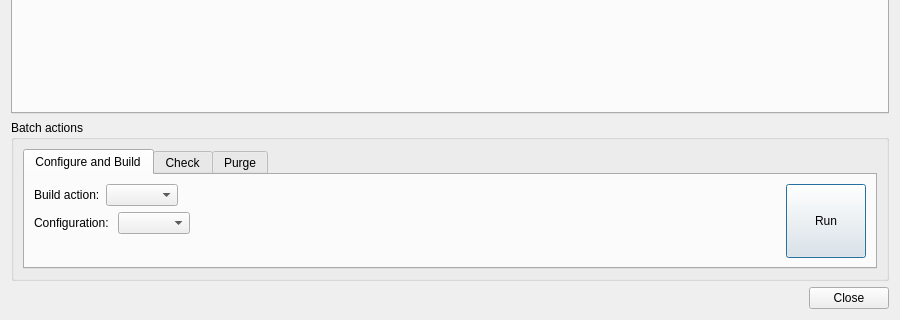
This is src/openfluid/ui/waresdev/WorkspaceDevDashboardDialog.ui in OpenFLUID/openfluid as Qt 5 draws it before an edit; both pictures show x 0 to 900 and y 380 to 700 of the 900 by 700 pixel window. The edited form follows.
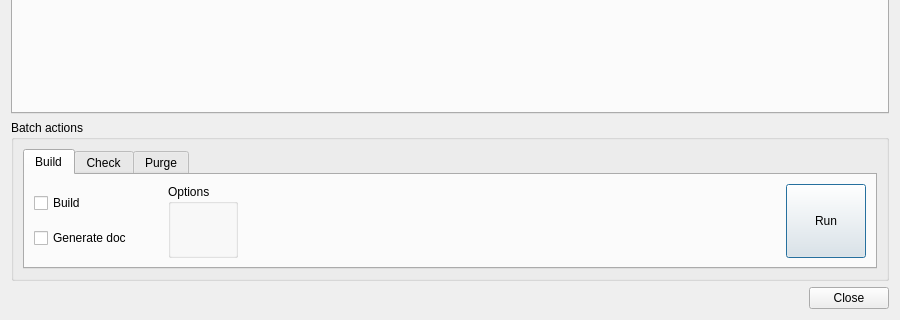
This is the edited form. Custom widgets are drawn as their Qt base class.

Commit message:
Introduction of sim2doc access in waresdev UI and applications
* Improved sim2doc usage
* Adapted UI for sim2doc : buttons, menus, icons, dialogs,
  development dashboard
* Added CMake options to control sim2doc availability
* Modified waresdev templates for CMake
* Cleaned code

(closes OpenFLUID/openfluid#772)

Patch:
```diff
--- a/src/openfluid/ui/waresdev/WorkspaceDevDashboardDialog.ui
+++ b/src/openfluid/ui/waresdev/WorkspaceDevDashboardDialog.ui
@@ -64,82 +64,70 @@
         </property>
         <widget class="QWidget" name="tab_4">
          <attribute name="title">
-          <string>Configure and Build</string>
+          <string>Build</string>
          </attribute>
          <layout class="QHBoxLayout" name="horizontalLayout_6">
           <item>
            <layout class="QVBoxLayout" name="verticalLayout_6">
             <item>
-             <layout class="QHBoxLayout" name="horizontalLayout_2">
-              <item>
-               <widget class="QLabel" name="label_2">
+             <widget class="QCheckBox" name="BuildCheckBox">
                 <property name="text">
-                 <string>Build action:</string>
+               <string>Build</string>
                 </property>
                </widget>
               </item>
               <item>
-               <widget class="QComboBox" name="BuildComboBox"/>
-              </item>
-              <item>
-               <spacer name="horizontalSpacer">
-                <property name="orientation">
-                 <enum>Qt::Horizontal</enum>
-                </property>
-                <property name="sizeHint" stdset="0">
-                 <size>
-                  <width>40</width>
-                  <height>20</height>
-                 </size>
-                </property>
-               </spacer>
-              </item>
-             </layout>
-            </item>
-            <item>
-             <layout class="QHBoxLayout" name="horizontalLayout_4">
-              <item>
-               <widget class="QLabel" name="label">
-                <property name="text">
-                 <string>Configuration: </string>
-                </property>
-               </widget>
-              </item>
-              <item>
-               <widget class="QComboBox" name="ConfigComboBox"/>
+             <widget class="QCheckBox" name="DocCheckBox">
+              <property name="text">
+               <string>Generate doc</string>
+              </property>
+             </widget>
+            </item>
+           </layout>
               </item>
               <item>
                <spacer name="horizontalSpacer_2">
                 <property name="orientation">
                  <enum>Qt::Horizontal</enum>
                 </property>
+            <property name="sizeType">
+             <enum>QSizePolicy::Fixed</enum>
+            </property>
                 <property name="sizeHint" stdset="0">
                  <size>
-                  <width>40</width>
+              <width>30</width>
                   <height>20</height>
                  </size>
                 </property>
                </spacer>
               </item>
-             </layout>
+          <item>
+           <widget class="QGroupBox" name="groupBox">
+            <property name="title">
+             <string>Options</string>
+            </property>
+            <layout class="QVBoxLayout" name="verticalLayout_9">
+             <item>
+              <widget class="openfluid::ui::waresdev::WareBuildOptionsWidget" name="BuildOptionsWidget" native="true"/>
+             </item>
+            </layout>
+           </widget>
             </item>
             <item>
-             <spacer name="verticalSpacer">
+           <spacer name="horizontalSpacer">
               <property name="orientation">
-               <enum>Qt::Vertical</enum>
+             <enum>Qt::Horizontal</enum>
               </property>
               <property name="sizeHint" stdset="0">
                <size>
-                <width>20</width>
-                <height>0</height>
+              <width>40</width>
+              <height>20</height>
                </size>
               </property>
              </spacer>
             </item>
-           </layout>
-          </item>
           <item>
-           <widget class="QPushButton" name="ConfigureBuildRunButton">
+           <widget class="QPushButton" name="BuildDocRunButton">
             <property name="sizePolicy">
              <sizepolicy hsizetype="Minimum" vsizetype="Minimum">
               <horstretch>0</horstretch>
@@ -350,6 +338,12 @@
    <header location="global">openfluid/ui/waresdev/WorkspaceDevWaresWidget.hpp</header>
    <container>1</container>
   </customwidget>
+  <customwidget>
+   <class>openfluid::ui::waresdev::WareBuildOptionsWidget</class>
+   <extends>QWidget</extends>
+   <header location="global">openfluid/ui/waresdev/WareBuildOptionsWidget.hpp</header>
+   <container>1</container>
+  </customwidget>
  </customwidgets>
  <resources/>
  <connections/>
```
Lines whose indentation alone changed are shown as unchanged. The commit also changes 39 other files.
